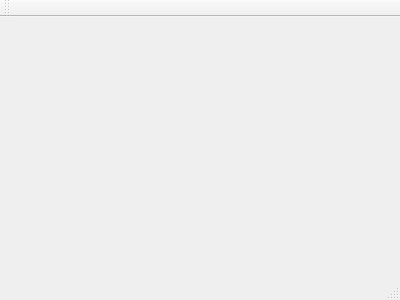
First picture: the form in Lab2-Rotate3DOpenGL/mainwindow.ui, repository KashaVarya/M-ACG, before the edit.
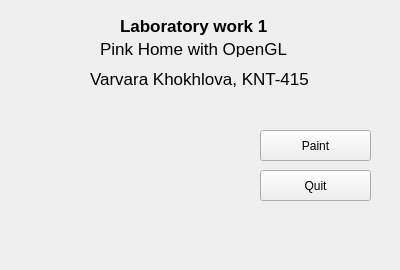
Second picture: the form after the edit.

Patch:
```diff
--- a/Lab2-Rotate3DOpenGL/mainwindow.ui
+++ b/Lab2-Rotate3DOpenGL/mainwindow.ui
@@ -1,24 +1,128 @@
 <ui version="4.0">
  <class>MainWindow</class>
- <widget class="QMainWindow" name="MainWindow" >
-  <property name="geometry" >
+ <widget class="QMainWindow" name="MainWindow">
+  <property name="geometry">
    <rect>
     <x>0</x>
     <y>0</y>
     <width>400</width>
-    <height>300</height>
+    <height>270</height>
    </rect>
   </property>
   <property name="windowTitle" >
    <string>MainWindow</string>
   </property>
-  <widget class="QMenuBar" name="menuBar" />
-  <widget class="QToolBar" name="mainToolBar" />
-  <widget class="QWidget" name="centralWidget" />
-  <widget class="QStatusBar" name="statusBar" />
+  <widget class="QWidget" name="centralWidget">
+   <widget class="QPushButton" name="pushButton">
+    <property name="geometry">
+     <rect>
+      <x>260</x>
+      <y>130</y>
+      <width>111</width>
+      <height>31</height>
+     </rect>
+    </property>
+    <property name="text">
+     <string>Paint</string>
+    </property>
+   </widget>
+   <widget class="QPushButton" name="pushButton_2">
+    <property name="geometry">
+     <rect>
+      <x>260</x>
+      <y>170</y>
+      <width>111</width>
+      <height>31</height>
+     </rect>
+    </property>
+    <property name="text">
+     <string>Quit</string>
+    </property>
+   </widget>
+   <widget class="QLabel" name="label">
+    <property name="geometry">
+     <rect>
+      <x>120</x>
+      <y>10</y>
+      <width>151</width>
+      <height>31</height>
+     </rect>
+    </property>
+    <property name="font">
+     <font>
+      <pointsize>13</pointsize>
+      <weight>75</weight>
+      <bold>true</bold>
+     </font>
+    </property>
+    <property name="text">
+     <string>Laboratory work 1</string>
+    </property>
+   </widget>
+   <widget class="QLabel" name="label_2">
+    <property name="geometry">
+     <rect>
+      <x>100</x>
+      <y>40</y>
+      <width>201</width>
+      <height>17</height>
+     </rect>
+    </property>
+    <property name="font">
+     <font>
+      <pointsize>13</pointsize>
+     </font>
+    </property>
+    <property name="text">
+     <string>Pink Home with OpenGL</string>
+    </property>
+   </widget>
+   <widget class="QLabel" name="label_3">
+    <property name="geometry">
+     <rect>
+      <x>90</x>
+      <y>70</y>
+      <width>231</width>
+      <height>17</height>
+     </rect>
+    </property>
+    <property name="font">
+     <font>
+      <pointsize>13</pointsize>
+     </font>
+    </property>
+    <property name="text">
+     <string>Varvara Khokhlova, KNT-415</string>
+    </property>
+   </widget>
+   <widget class="QLabel" name="label_image">
+    <property name="geometry">
+     <rect>
+      <x>30</x>
+      <y>110</y>
+      <width>200</width>
+      <height>133</height>
+     </rect>
+    </property>
+    <property name="sizePolicy">
+     <sizepolicy hsizetype="Minimum" vsizetype="Minimum">
+      <horstretch>0</horstretch>
+      <verstretch>0</verstretch>
+     </sizepolicy>
+    </property>
+    <property name="minimumSize">
+     <size>
+      <width>200</width>
+      <height>133</height>
+     </size>
+    </property>
+    <property name="text">
+     <string/>
+    </property>
+   </widget>
+  </widget>
  </widget>
- <layoutDefault spacing="6" margin="11" />
- <pixmapfunction></pixmapfunction>
+ <layoutdefault spacing="6" margin="11"/>
  <resources/>
  <connections/>
 </ui>
```
Left out of the diff: 22 changed lines with no effect on the pictures.
